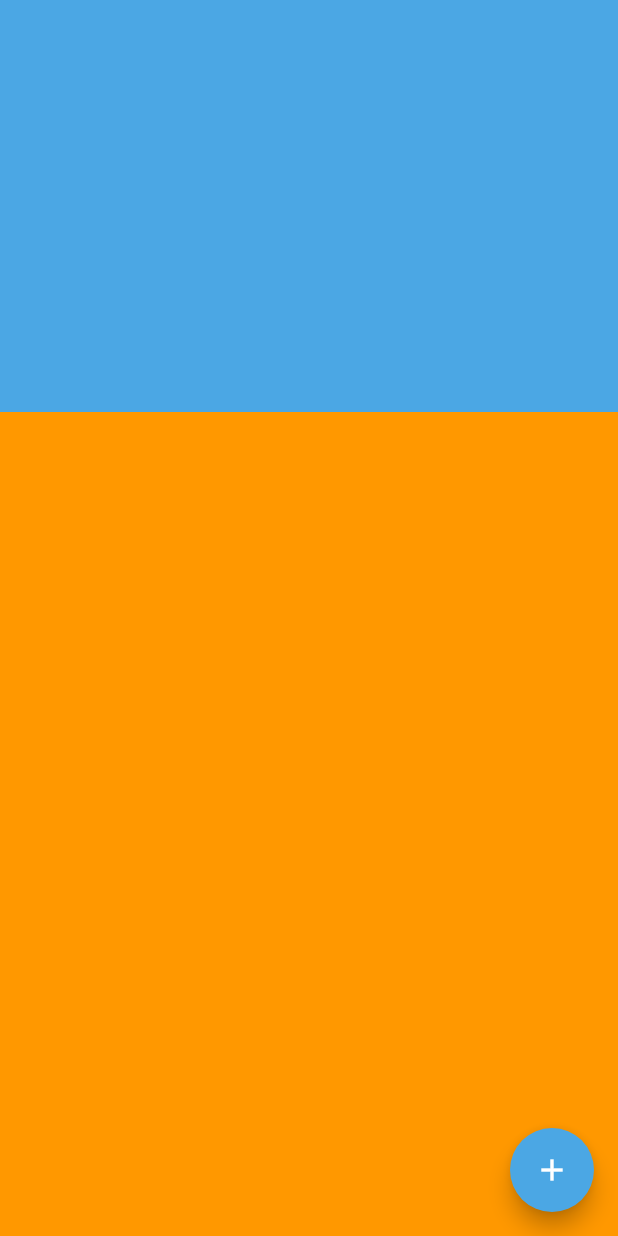
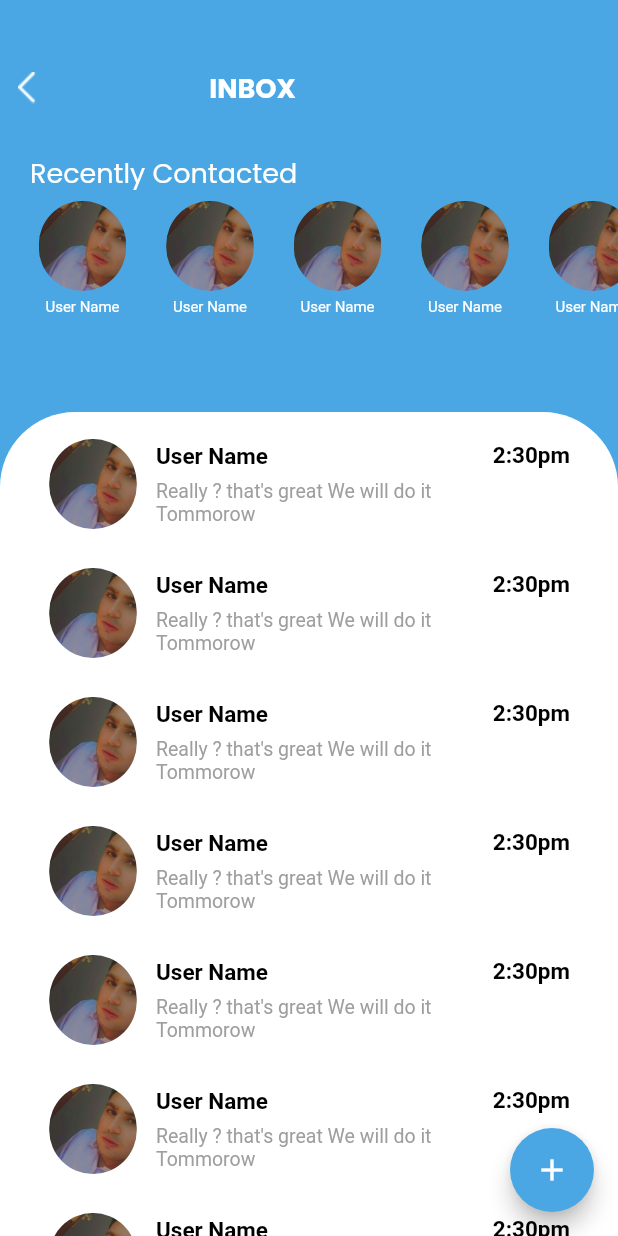
Before and after one commit to syabdullah/success-stations, a Flutter app: the Inbox screen opened by its route, on a phone screen of 412 x 824 dp. Run offline on Flutter 3.47's test engine with Material 2 defaults, Android fonts, the light colour scheme and no system bars; our stand-ins replace carousel_slider, flutter_rating_bar, flutter_screenutil, font_awesome_flutter, get, get_storage and 3 more; missing offline and left inert: flutter_login_facebook, google_sign_in_web; accounts and stored records are empty.

Commit message:
inbox created

```diff
--- a/lib/main.dart
+++ b/lib/main.dart
@@ -6,6 +6,7 @@ import 'package:success_stations/utils/routes.dart';
 import 'package:success_stations/view/ad_view_screen.dart';
 import 'package:success_stations/view/ad_views/ad_viewmain.dart';
 import 'package:success_stations/view/auth/my_adds/my_adds.dart';
+import 'package:success_stations/view/messages/inbox.dart';
 var auth;
 
 void main() async {
@@ -30,8 +31,8 @@ class SuccessApp extends StatelessWidget {
         debugShowCheckedModeBanner: false,
         title: 'SuccessStation Codility',
         theme: ThemeData(primaryColor: Color(0xFF1C1719), accentColor: Colors.black,),
-          // home: AdViewTab(),
-        initialRoute: auth == null ?  '/langua' : '/tabs',
+          home: Inbox(),
+        // initialRoute: auth == null ?  '/langua' : '/tabs',
         onGenerateRoute: SuccessStationRoutes.successStationRoutes,
         // home: OfferList(),
       ),
--- a/lib/view/messages/inbox.dart
+++ b/lib/view/messages/inbox.dart
@@ -3,6 +3,8 @@
 import 'package:flutter/material.dart';
 import 'package:get/get.dart';
 import 'package:success_stations/styling/colors.dart';
+import 'package:success_stations/styling/images.dart';
+import 'package:success_stations/styling/text_style.dart';
 
 class Inbox extends StatefulWidget {
   _InboxState createState() => _InboxState();
@@ -18,10 +20,43 @@ class _InboxState extends State<Inbox> {
             height: Get.height,
             width: Get.width,
             color: AppColors.appBarBackGroundColor,
+            child: Column(
+              crossAxisAlignment: CrossAxisAlignment.start,
+              children: [
+                Container(
+                  margin: EdgeInsets.only(top:45,left: 12),
+                  child: Row(
+                    children: [
+                        Image.asset(AppImages.arrowBack),
+                        Center(
+                          widthFactor:5,
+                          child: Text("INBOX",
+                          style:AppTextStyles.appTextStyle(fontSize: 18, fontWeight: FontWeight.bold, color:Colors.white,),
+                        ),
+                        ),
+                    ],
+                  ),
+                ),
+                 Padding(
+                   padding: const EdgeInsets.only(top:30.0,left:20),
+                   child: Text("Recently Contacted",
+                     style:AppTextStyles.appTextStyle(fontSize: 18, fontWeight: FontWeight.normal, color:Colors.white,),
+                    ),
+                 ),
+                Expanded(
+                  child: Container(
+                    margin: const EdgeInsets.only(top:5.0,),
+                    // color: Colors.white,
+                    height: Get.height,
+                    child: recentlyContacted()
+
+                  ),
+                )
+              ],
+            )
           ),
-          messageList(
+          messageList(),
 
-          ),
         ],
       ),
       floatingActionButton: FloatingActionButton(
@@ -34,13 +69,92 @@ class _InboxState extends State<Inbox> {
     );
   }
   Widget messageList() {
-    return ClipRRect(
-      borderRadius: BorderRadius.only(topLeft:Radius.circular(10),topRight:Radius.circular(110)),
-      child: Container(
-        margin: EdgeInsets.only(top:Get.height/3.0),
-        height: Get.height/1.3,
-        color: Colors.orange,
+    return Container(
+      decoration: BoxDecoration(
+          borderRadius: BorderRadius.only(topLeft:Radius.circular(50),topRight:Radius.circular(50)),
+           color: Colors.white,
       ),
+      margin: EdgeInsets.only(top:Get.height/3.0),
+      height: Get.height/1.2,
+      child: ListView.builder(
+      itemCount: 16,
+      itemBuilder: (context, index) {
+      return ListTile(
+          title: Padding(
+            padding: const EdgeInsets.only(top:10.0),
+            child: chatListView(),
+          )
+    );
+  },
+),
     );
   }
 }
+
+Widget chatListView(){
+  return ListTile(
+    title: Row(
+      children: [
+        CircleAvatar(
+          backgroundColor: Colors.transparent,
+          radius: 30,
+          child: ClipRRect(
+            borderRadius: BorderRadius.circular(60.0),
+            child: Image.asset(AppImages.profile)),
+        ),
+        Expanded(
+          child: Container(
+            margin: EdgeInsets.only(left:12),
+            child: Column(
+              crossAxisAlignment: CrossAxisAlignment.start,
+              children: [
+                Text("User Name",
+                  style:TextStyle(color: Colors.black,fontSize: 15,fontWeight: FontWeight.bold),
+                ),
+                SizedBox(height: 7,),
+                 Text("Really ? that's great We will do it Tommorow",
+                  style:TextStyle(color: Colors.grey,fontSize: 13,),
+                )
+              ],
+            ),
+          ),
+        )
+      ],
+    ),
+    trailing: Column(
+      children: [
+        Text("2:30pm",
+          style:TextStyle(color: Colors.black,fontSize: 15,fontWeight: FontWeight.bold),
+         ),
+      ],
+    ),
+    );
+}
+Widget recentlyContacted(){
+  return ListView.builder(
+      scrollDirection: Axis.horizontal,
+      itemCount: 16,
+      itemBuilder: (context, index) {
+      return Padding(
+        padding: const EdgeInsets.only(left:25.0,),
+        child: recentChat(),
+      );});
+}
+Widget recentChat(){
+  return Column(
+    crossAxisAlignment: CrossAxisAlignment.center,
+    children: [
+      CircleAvatar(
+          backgroundColor: Colors.transparent,
+          radius: 30,
+          child: ClipRRect(
+            borderRadius: BorderRadius.circular(60.0),
+            child: Image.asset(AppImages.profile)),
+        ),
+        SizedBox(height: 5,),
+        Text("User Name",style: TextStyle(fontSize: 10,color: Colors.white),
+        )
+    ],
+  );
+
+}
```
Also changed, not shown: 1 other file.
